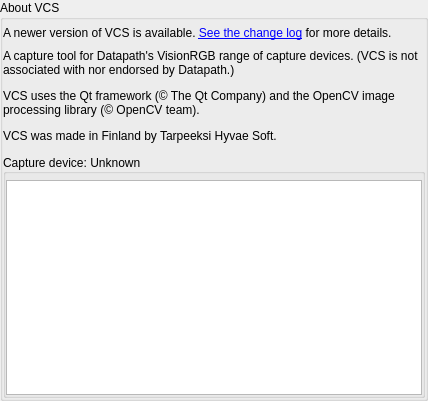
Old version of the form src/display/qt/dialogs/ui/about_dialog.ui in the repository mrehkopf/vcs.
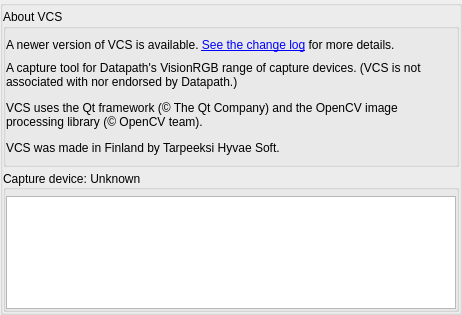
New version of the form. Custom widgets are drawn as their Qt base class.

Commit message:
gui/dialogs: Unify layout
All dialogs should have a main group box inside which the dialog's group
boxes are placed.

Patch:
```diff
--- a/src/display/qt/dialogs/ui/about_dialog.ui
+++ b/src/display/qt/dialogs/ui/about_dialog.ui
@@ -6,14 +6,14 @@
    <rect>
     <x>0</x>
     <y>0</y>
-    <width>428</width>
-    <height>401</height>
+    <width>462</width>
+    <height>315</height>
    </rect>
   </property>
   <property name="windowTitle">
    <string>Dialog</string>
   </property>
-  <layout class="QVBoxLayout" name="verticalLayout_5">
+  <layout class="QVBoxLayout" name="verticalLayout_6">
    <property name="spacing">
     <number>0</number>
    </property>
@@ -42,8 +42,8 @@
        <rect>
         <x>0</x>
         <y>0</y>
-        <width>428</width>
-        <height>401</height>
+        <width>448</width>
+        <height>331</height>
        </rect>
       </property>
       <layout class="QVBoxLayout" name="verticalLayout_4">
@@ -63,7 +63,28 @@
         <number>0</number>
        </property>
        <item>
-        <widget class="QGroupBox" name="groupBox">
+        <widget class="QGroupBox" name="groupBox_main">
+         <property name="title">
+          <string/>
+         </property>
+         <layout class="QVBoxLayout" name="verticalLayout_5">
+          <property name="spacing">
+           <number>3</number>
+          </property>
+          <property name="leftMargin">
+           <number>0</number>
+          </property>
+          <property name="topMargin">
+           <number>3</number>
+          </property>
+          <property name="rightMargin">
+           <number>0</number>
+          </property>
+          <property name="bottomMargin">
+           <number>0</number>
+          </property>
+          <item>
+           <widget class="QGroupBox" name="groupBox_aboutVCS">
          <property name="sizePolicy">
           <sizepolicy hsizetype="Preferred" vsizetype="Preferred">
            <horstretch>0</horstretch>
@@ -75,19 +96,19 @@
          </property>
          <layout class="QVBoxLayout" name="verticalLayout">
           <property name="spacing">
-           <number>11</number>
-          </property>
-          <property name="leftMargin">
-           <number>0</number>
-          </property>
-          <property name="topMargin">
            <number>6</number>
           </property>
+             <property name="leftMargin">
+              <number>0</number>
+             </property>
+             <property name="topMargin">
+              <number>9</number>
+             </property>
           <property name="rightMargin">
-           <number>0</number>
+              <number>9</number>
           </property>
           <property name="bottomMargin">
-           <number>0</number>
+              <number>9</number>
           </property>
           <item>
            <widget class="QFrame" name="frame">
@@ -157,6 +178,9 @@
                <property name="wordWrap">
                 <bool>true</bool>
                </property>
+                 </widget>
+                </item>
+               </layout>
               </widget>
              </item>
             </layout>
```
Lines whose indentation alone changed are shown as unchanged. The commit also changes 13 other files.
